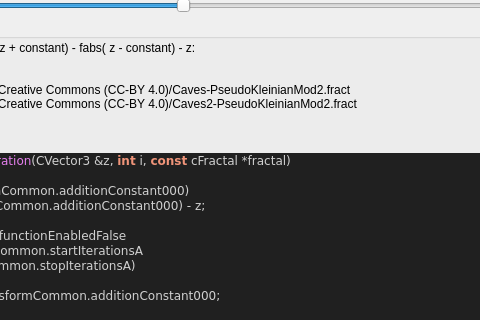
Old version of the form mandelbulber2/formula/ui/fractal_transf_fabs_add_tglad_fold.ui in the repository buddhi1980/mandelbulber2; both pictures show x 203 to 683 and y 179 to 499 of the 781 by 911 pixel window.
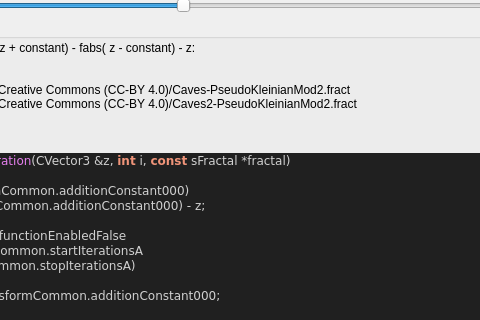
New version of the form. Custom widgets are drawn as their Qt base class.

Diff of the .ui file:
```diff
--- a/mandelbulber2/formula/ui/fractal_transf_fabs_add_tglad_fold.ui
+++ b/mandelbulber2/formula/ui/fractal_transf_fabs_add_tglad_fold.ui
@@ -505,7 +505,7 @@
 &lt;/table&gt;
 &lt;br&gt;&lt;b&gt;Examples using this formula&lt;/b&gt;&lt;br&gt;Robert Pancoast collection - license Creative Commons (CC-BY 4.0)/Caves-PseudoKleinianMod2.fract&lt;br&gt;Robert Pancoast collection - license Creative Commons (CC-BY 4.0)/Caves2-PseudoKleinianMod2.fract&lt;h3&gt;Code&lt;/h3&gt;
 &lt;body style=&quot;background-color:#202020&quot;&gt;
-&lt;pre style=&quot;color:#d0d0d0; background-color:#202020;  font-family:'Courier New',monospace;&quot;&gt;&lt;span style=&quot;color:#f09479; font-weight:bold&quot;&gt;void&lt;/span&gt; &lt;span style=&quot;color:#e47eed&quot;&gt;TransfFabsAddTgladFoldIteration&lt;/span&gt;&lt;span style=&quot;color:#d0d0d0&quot;&gt;(&lt;/span&gt;CVector3 &lt;span style=&quot;color:#d0d0d0&quot;&gt;&amp;amp;&lt;/span&gt;z&lt;span style=&quot;color:#d0d0d0&quot;&gt;,&lt;/span&gt; &lt;span style=&quot;color:#f09479; font-weight:bold&quot;&gt;int&lt;/span&gt; i&lt;span style=&quot;color:#d0d0d0&quot;&gt;,&lt;/span&gt; &lt;span style=&quot;color:#f09479; font-weight:bold&quot;&gt;const&lt;/span&gt; cFractal &lt;span style=&quot;color:#d0d0d0&quot;&gt;*&lt;/span&gt;fractal&lt;span style=&quot;color:#d0d0d0&quot;&gt;)&lt;/span&gt;
+&lt;pre style=&quot;color:#d0d0d0; background-color:#202020;  font-family:'Courier New',monospace;&quot;&gt;&lt;span style=&quot;color:#f09479; font-weight:bold&quot;&gt;void&lt;/span&gt; &lt;span style=&quot;color:#e47eed&quot;&gt;TransfFabsAddTgladFoldIteration&lt;/span&gt;&lt;span style=&quot;color:#d0d0d0&quot;&gt;(&lt;/span&gt;CVector3 &lt;span style=&quot;color:#d0d0d0&quot;&gt;&amp;amp;&lt;/span&gt;z&lt;span style=&quot;color:#d0d0d0&quot;&gt;,&lt;/span&gt; &lt;span style=&quot;color:#f09479; font-weight:bold&quot;&gt;int&lt;/span&gt; i&lt;span style=&quot;color:#d0d0d0&quot;&gt;,&lt;/span&gt; &lt;span style=&quot;color:#f09479; font-weight:bold&quot;&gt;const&lt;/span&gt; sFractal &lt;span style=&quot;color:#d0d0d0&quot;&gt;*&lt;/span&gt;fractal&lt;span style=&quot;color:#d0d0d0&quot;&gt;)&lt;/span&gt;
 &lt;span style=&quot;color:#d0d0d0&quot;&gt;{&lt;/span&gt;
   z &lt;span style=&quot;color:#d0d0d0&quot;&gt;=&lt;/span&gt; &lt;span style=&quot;color:#e47eed&quot;&gt;fabs&lt;/span&gt;&lt;span style=&quot;color:#d0d0d0&quot;&gt;(&lt;/span&gt;z &lt;span style=&quot;color:#d0d0d0&quot;&gt;+&lt;/span&gt; fractal&lt;span style=&quot;color:#d0d0d0&quot;&gt;-&amp;gt;&lt;/span&gt;transformCommon&lt;span style=&quot;color:#d0d0d0&quot;&gt;.&lt;/span&gt;additionConstant000&lt;span style=&quot;color:#d0d0d0&quot;&gt;)&lt;/span&gt;
       &lt;span style=&quot;color:#d0d0d0&quot;&gt;-&lt;/span&gt; &lt;span style=&quot;color:#e47eed&quot;&gt;fabs&lt;/span&gt;&lt;span style=&quot;color:#d0d0d0&quot;&gt;(&lt;/span&gt;z &lt;span style=&quot;color:#d0d0d0&quot;&gt;-&lt;/span&gt; fractal&lt;span style=&quot;color:#d0d0d0&quot;&gt;-&amp;gt;&lt;/span&gt;transformCommon&lt;span style=&quot;color:#d0d0d0&quot;&gt;.&lt;/span&gt;additionConstant000&lt;span style=&quot;color:#d0d0d0&quot;&gt;) -&lt;/span&gt; z&lt;span style=&quot;color:#d0d0d0&quot;&gt;;&lt;/span&gt;
```
